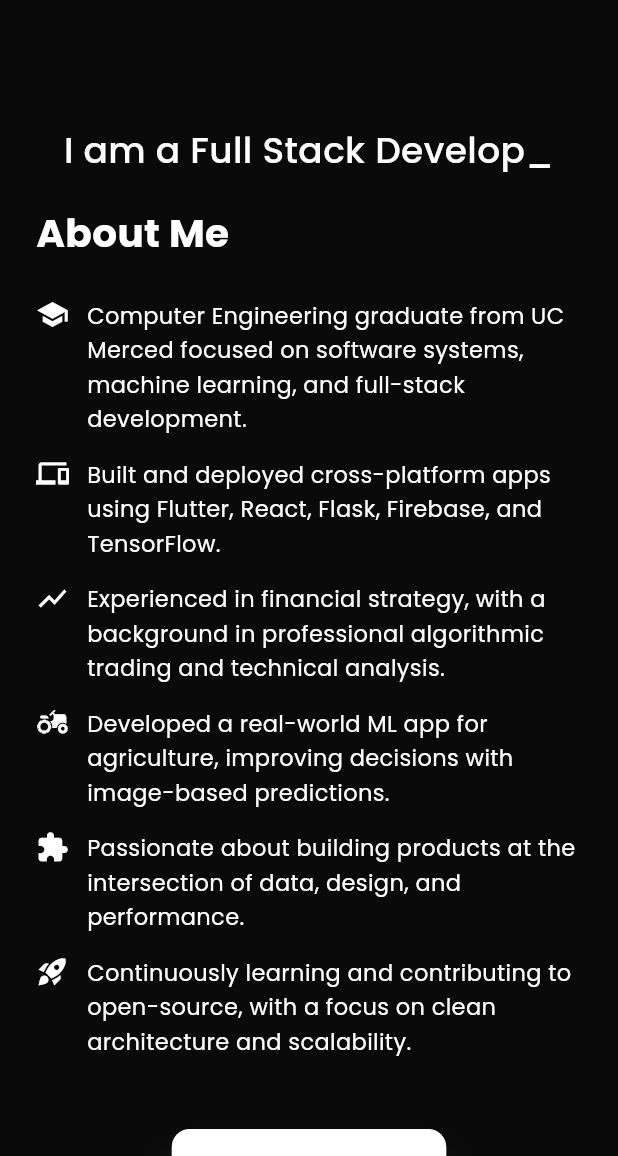
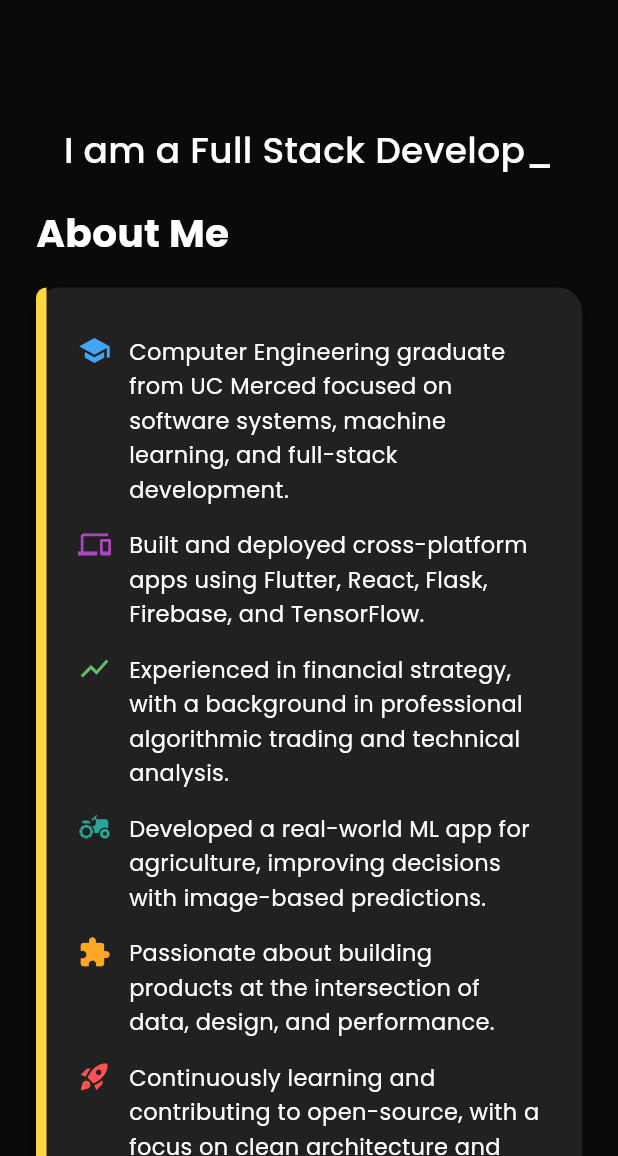
Before and after one commit to c7harry/Portfolio, a Flutter app: the screen it shows after launch, on a phone screen of 412 x 824 dp, the part 80-1236 px from its top. Run offline on Flutter 3.47's test engine with Material 3 defaults, Android fonts, the phone set to English and light mode, and no system bars; drawn by our look-alikes of flutter_animate; our stand-ins replace google_fonts, video_player; missing offline and left inert: dart:html, dart:ui_web.

Commit message:
added color

```diff
--- a/lib/pages/about.dart
+++ b/lib/pages/about.dart
@@ -114,8 +114,6 @@ class _AboutSectionState extends State<AboutSection> {
     final theme = Theme.of(context);
     final textColor = theme.textTheme.bodyLarge?.color ?? Colors.black;
     final titleColor = theme.textTheme.headlineSmall?.color ?? Colors.black;
-    final cardColor = theme.cardColor.withOpacity(0.05);
-    final borderColor = theme.dividerColor.withOpacity(0.4);
 
     return Container(
       color: theme.scaffoldBackgroundColor,
@@ -166,42 +164,94 @@ class _AboutSectionState extends State<AboutSection> {
                   style: GoogleFonts.poppins(
                     fontSize: 26,
                     fontWeight: FontWeight.bold,
+                    color: Theme.of(context).colorScheme.primary,
                   ),
                 ),
                 const SizedBox(height: 18),
-                Column(
+                Container(
+                  decoration: BoxDecoration(
+                    color:
+                        Theme.of(context).brightness == Brightness.dark
+                            ? Colors.grey[900]
+                            : Colors.white,
+                    borderRadius: BorderRadius.circular(16),
+                    boxShadow: [
+                      BoxShadow(
+                        color:
+                            Theme.of(context).brightness == Brightness.dark
+                                ? Colors.black.withOpacity(0.18)
+                                : Colors.grey.withOpacity(0.12),
+                        blurRadius: 16,
+                        offset: const Offset(0, 4),
+                      ),
+                    ],
+                  ),
+                  child: Stack(
+                    children: [
+                      // Accent bar
+                      Positioned(
+                        left: 0,
+                        top: 0,
+                        bottom: 0,
+                        child: Container(
+                          width: 7,
+                          decoration: BoxDecoration(
+                            color: Theme.of(context).colorScheme.secondary,
+                            borderRadius: const BorderRadius.only(
+                              topLeft: Radius.circular(16),
+                              bottomLeft: Radius.circular(16),
+                            ),
+                          ),
+                        ),
+                      ),
+                      Padding(
+                        padding: const EdgeInsets.symmetric(
+                          vertical: 24,
+                          horizontal: 28,
+                        ),
+                        child: Column(
                           children: [
                             _AboutBullet(
                               icon: Icons.school,
+                              iconColor: Colors.blue[400],
                               text:
                                   "Computer Engineering graduate from UC Merced focused on software systems, machine learning, and full-stack development.",
                             ),
                             _AboutBullet(
                               icon: Icons.devices,
+                              iconColor: Colors.purple[400],
                               text:
                                   "Built and deployed cross-platform apps using Flutter, React, Flask, Firebase, and TensorFlow.",
                             ),
                             _AboutBullet(
                               icon: Icons.show_chart,
+                              iconColor: Colors.green[400],
                               text:
                                   "Experienced in financial strategy, with a background in professional algorithmic trading and technical analysis.",
                             ),
                             _AboutBullet(
                               icon: Icons.agriculture,
+                              iconColor: Colors.teal[400],
                               text:
                                   "Developed a real-world ML app for agriculture, improving decisions with image-based predictions.",
                             ),
                             _AboutBullet(
                               icon: Icons.extension,
+                              iconColor: Colors.orange[400],
                               text:
                                   "Passionate about building products at the intersection of data, design, and performance.",
                             ),
                             _AboutBullet(
                               icon: Icons.rocket_launch,
+                              iconColor: Colors.redAccent[200],
                               text:
                                   "Continuously learning and contributing to open-source, with a focus on clean architecture and scalability.",
                             ),
                           ],
+                        ),
+                      ),
+                    ],
+                  ),
                 ),
               ],
             ),
@@ -403,18 +453,22 @@ class _HoverLinkTextState extends State<HoverLinkText> {
 class _AboutBullet extends StatelessWidget {
   final IconData icon;
   final String text;
+  final Color? iconColor;
 
-  const _AboutBullet({required this.icon, required this.text});
+  const _AboutBullet({required this.icon, required this.text, this.iconColor});
 
   @override
   Widget build(BuildContext context) {
-    final theme = Theme.of(context);
     return Padding(
       padding: const EdgeInsets.symmetric(vertical: 7.0),
       child: Row(
         crossAxisAlignment: CrossAxisAlignment.start,
         children: [
-          Icon(icon, color: theme.primaryColor, size: 22),
+          Icon(
+            icon,
+            color: iconColor ?? Theme.of(context).primaryColor,
+            size: 22,
+          ),
           const SizedBox(width: 12),
           Expanded(
             child: Text(
```
Lines whose indentation alone changed are shown as unchanged.
